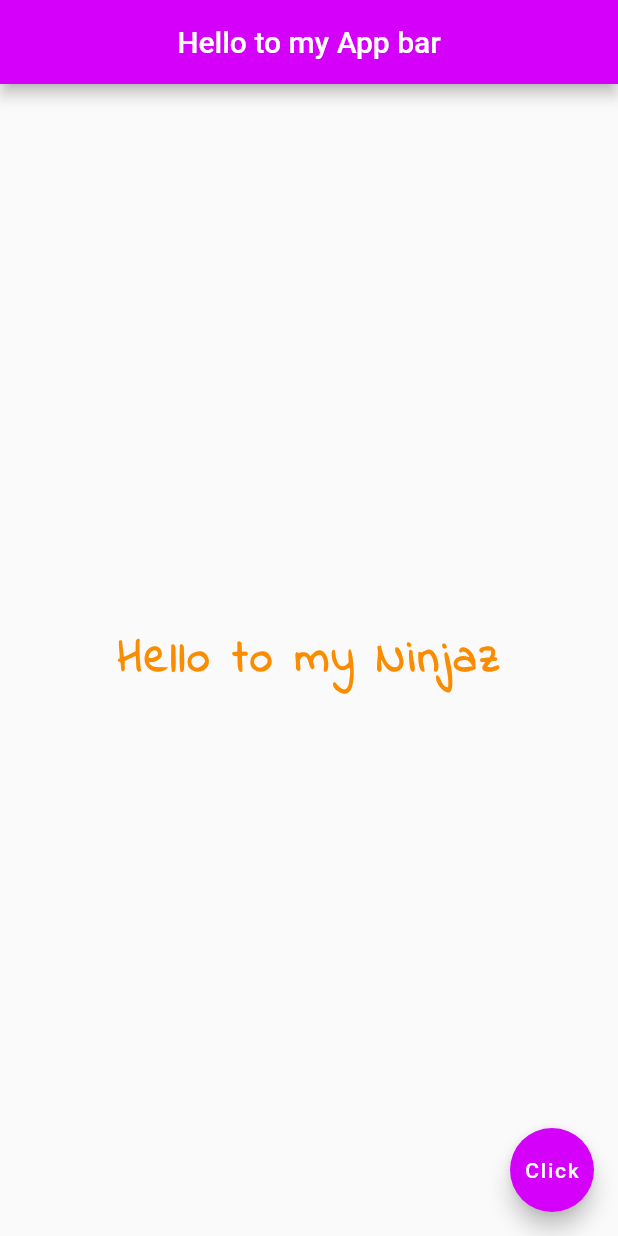
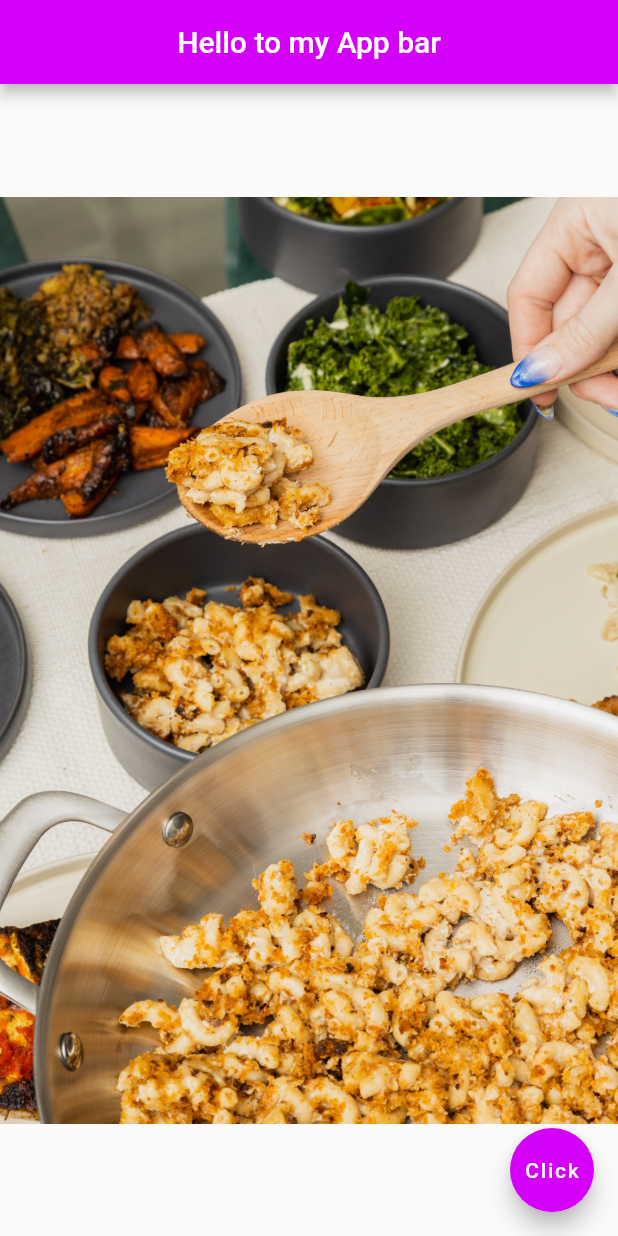
Before and after one commit to jkinathan/FlatNinja, a Flutter app: the screen it shows after launch, on a phone screen of 412 x 824 dp. Run offline on Flutter 3.47's test engine with Material 2 defaults, Android fonts, the phone set to English and light mode, and no system bars.

Commit message:
image assets and network assets

```diff
--- a/lib/main.dart
+++ b/lib/main.dart
@@ -19,16 +19,13 @@ class Home extends StatelessWidget {
         backgroundColor: Colors.purpleAccent[400],
       ),
       body: Center(
-        child: Text(
-          "Hello to my Ninjaz",
-          style: TextStyle(
-              fontSize: 30.0,
-              fontWeight: FontWeight.bold,
-              letterSpacing: 2.0,
-              color: Colors.orange[600],
-              fontFamily: 'IndieFlower' //according to the name saved in pubspec
-          ),
-        ),
+        child: Image.asset('assets/foodie.jpg'),//Image.network('');
+        // Image(
+        //   // image: NetworkImage('https://images.unsplash.com/photo-1550792173-5220eacae50e?ixid=MXwxMjA3fDB8MHxwaG90by1wYWdlfHx8fGVufDB8fHw%3D&ixlib=rb-1.2.1&auto=format&fit=crop&w=400&q=80'),
+        //   // image: AssetImage('assets/foodie.jpg'),
+        //
+        // ),
+
       ),
       floatingActionButton: FloatingActionButton(
         onPressed: (){},
--- a/pubspec.yaml
+++ b/pubspec.yaml
@@ -45,9 +45,9 @@ flutter:
   uses-material-design: true
 
   # To add assets to your application, add an assets section, like this:
-  # assets:
-  #   - images/a_dot_burr.jpeg
-  #   - images/a_dot_ham.jpeg
+  assets:
+   - assets/
+
 
   # An image asset can refer to one or more resolution-specific "variants", see
   # https://flutter.dev/assets-and-images/#resolution-aware.
```
Also changed, not shown: assets/foodie.jpg (added).
